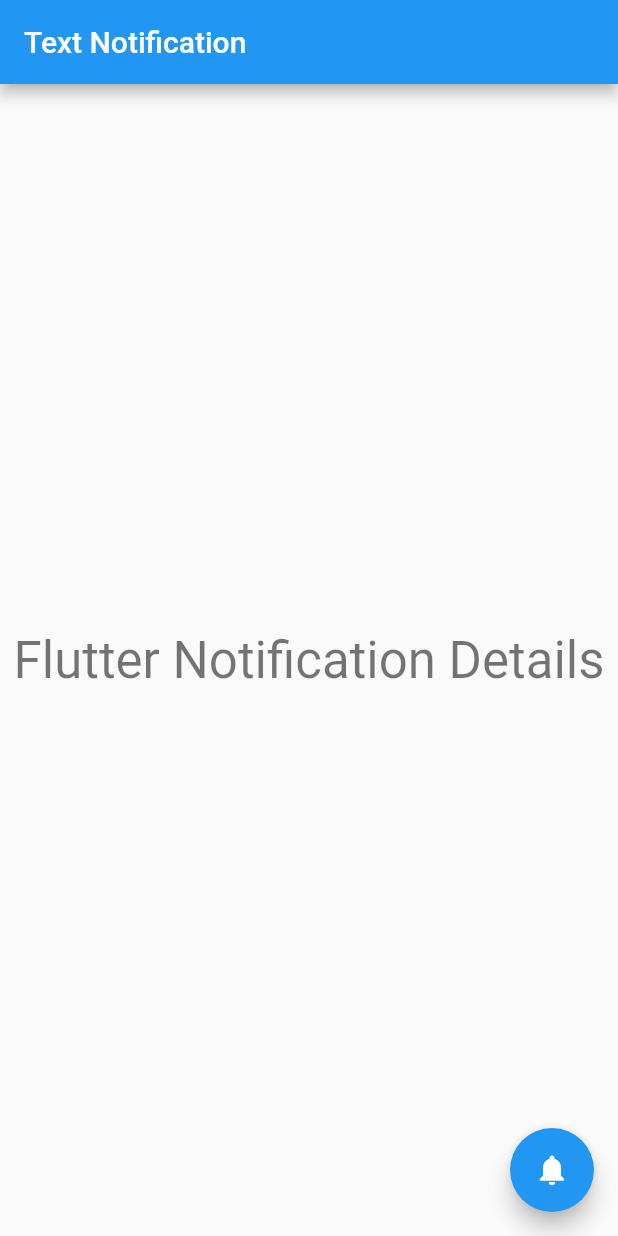
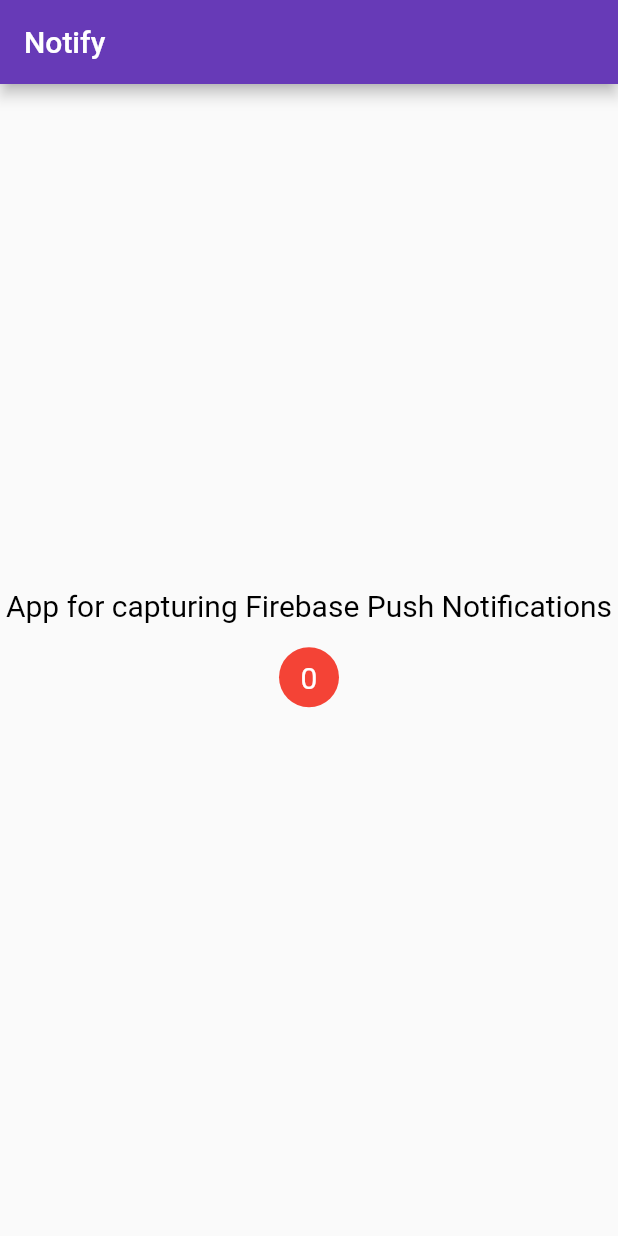
Before and after one commit to rifathossain82/Flutter_FCM, a Flutter app: the screen it shows after launch, on a phone screen of 412 x 824 dp. Run offline on Flutter 3.47's test engine with Material 2 defaults, Android fonts, the phone set to English and light mode, and no system bars; drawn by our look-alikes of overlay_support; our stand-ins replace firebase_core, firebase_messaging; accounts and stored records are empty.

Commit message:
Flutter FCM Way-4

```diff
--- /dev/null
+++ b/lib/NotificationBadge.dart
@@ -0,0 +1,28 @@
+import 'package:flutter/material.dart';
+
+class NotificationBadge extends StatelessWidget {
+  final int totalNotifications;
+
+  const NotificationBadge({required this.totalNotifications});
+
+  @override
+  Widget build(BuildContext context) {
+    return Container(
+      width: 40.0,
+      height: 40.0,
+      decoration: new BoxDecoration(
+        color: Colors.red,
+        shape: BoxShape.circle,
+      ),
+      child: Center(
+        child: Padding(
+          padding: const EdgeInsets.all(8.0),
+          child: Text(
+            '$totalNotifications',
+            style: TextStyle(color: Colors.white, fontSize: 20),
+          ),
+        ),
+      ),
+    );
+  }
+}
--- a/lib/main.dart
+++ b/lib/main.dart
@@ -1,55 +1,24 @@
-import 'package:firebase_core/firebase_core.dart';
 import 'package:flutter/material.dart';
+import 'package:overlay_support/overlay_support.dart';
 
-import 'notification.dart';
+import 'Homepage.dart';
 
-void main() async {
-  await init();
-  runApp(const MyApp());
-}
 
-Future init() async {
-  WidgetsFlutterBinding.ensureInitialized();
-  await Firebase.initializeApp();
+void main() {
+  runApp(MyApp());
 }
 
 class MyApp extends StatelessWidget {
-  const MyApp({Key? key}) : super(key: key);
-
   @override
   Widget build(BuildContext context) {
-    return const MaterialApp(
-      debugShowCheckedModeBanner: false,
-      home: HomePage(),
-    );
-  }
-}
-
-class HomePage extends StatefulWidget {
-  const HomePage({Key? key}) : super(key: key);
-
-  @override
-  State<HomePage> createState() => _HomePageState();
-}
-
-class _HomePageState extends State<HomePage> {
-  @override
-  Widget build(BuildContext context) {
-    return Scaffold(
-      appBar: AppBar(
-        title: Text('Text Notification'),
-      ),
-      body: Center(
-        child: Text(
-          "Flutter Notification Details",
-          style: Theme.of(context).textTheme.headline4,
+    return OverlaySupport.global(
+      child: MaterialApp(
+        title: 'Notify',
+        theme: ThemeData(
+          primarySwatch: Colors.deepPurple,
         ),
-      ),
-      floatingActionButton: FloatingActionButton(
-        onPressed: (){
-          NotificationService().showPrayerNotification(id: 1, title: '001', body: 'Hello World', duration: Duration(seconds: 1));
-        },
-        child: Icon(Icons.notifications),
+        debugShowCheckedModeBanner: false,
+        home: HomePage(),
       ),
     );
   }
--- a/lib/recieveNotification.dart
+++ /dev/null
@@ -1,16 +0,0 @@
-class ReceivedNotification {
-
-  final int id;
-  final String? title;
-  final String? body;
-  final String? payload;
-
-  ReceivedNotification({
-    required this.id,
-    required this.title,
-    required this.body,
-    required this.payload,
-  });
-
-
-}
--- /dev/null
+++ b/lib/utils/notifications.dart
@@ -0,0 +1,5 @@
+import 'package:firebase_messaging/firebase_messaging.dart';
+
+Future _firebaseMessagingBackgroundHandler(RemoteMessage message) async {
+  print("Handling a background message: ${message.messageId}");
+}
--- a/pubspec.yaml
+++ b/pubspec.yaml
@@ -39,6 +39,7 @@ dependencies:
   flutter_local_notifications: ^9.3.2
   rxdart: ^0.27.3
   flutter_native_timezone: ^2.0.0
+  overlay_support: ^1.2.1
 
 dev_dependencies:
   flutter_test:
```
Also changed, not shown: lib/Homepage.dart (added, +168 -0 lines), lib/model/pushNotification.dart (added, +13 -0 lines), lib/notification.dart (deleted, +0 -155 lines), pubspec.lock, 2 other files.
